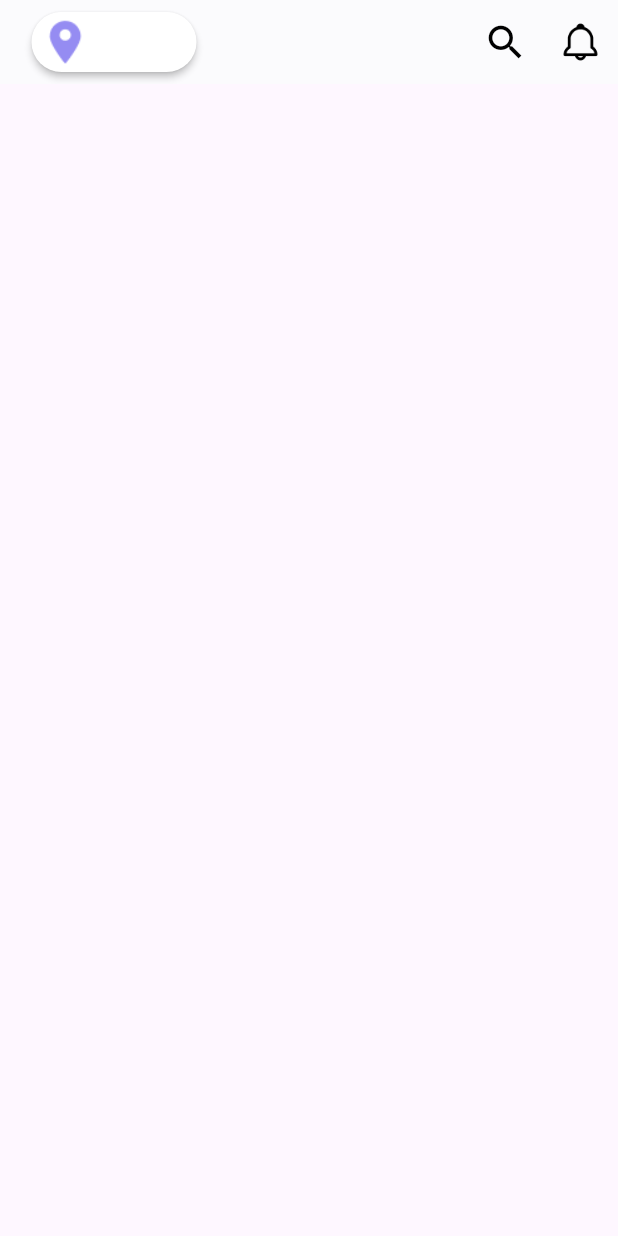
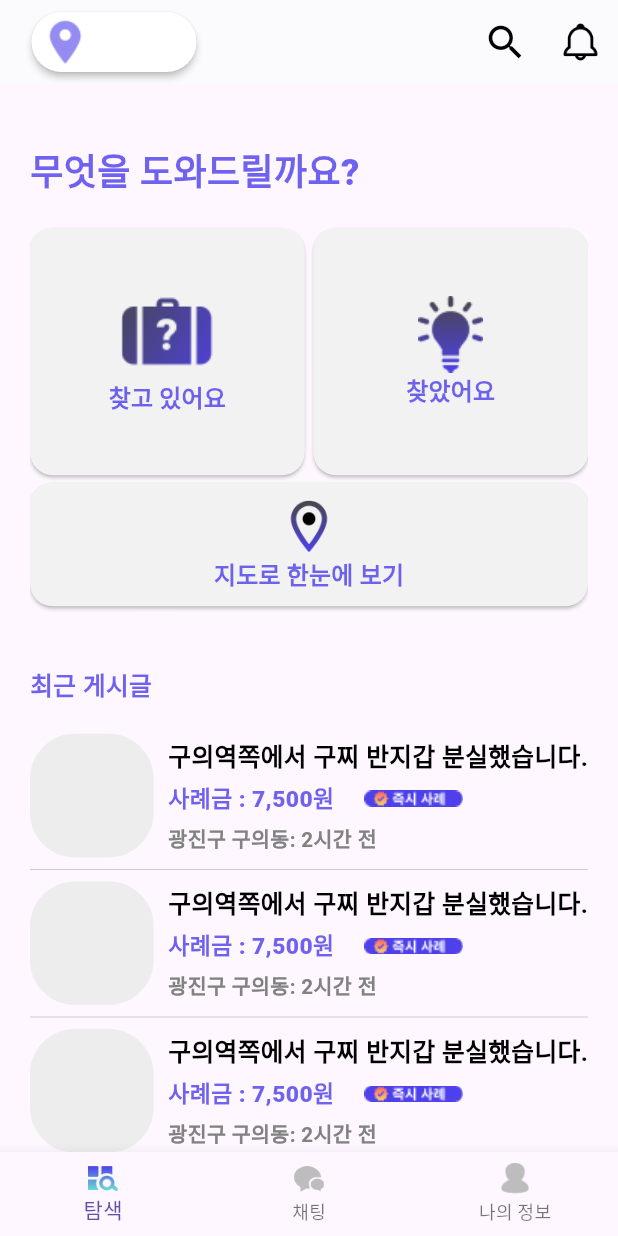
Before and after one commit to Kookutility/isHere-app-front, a Flutter app: the screen it shows after launch, on a phone screen of 412 x 824 dp. Run offline on Flutter 3.47's test engine with Material 3 defaults, Android fonts, the phone set to English and light mode, and no system bars; our stand-ins replace carousel_slider, percent_indicator; missing offline and left inert: flutter_naver_map; Roboto replaces fonts that are missing (Pretendard-ExtraBold).

Commit message:
2024/01/04
주소 검색, 지도 마커, 게시판

```diff
--- a/lib/common/basic_layout.dart
+++ b/lib/common/basic_layout.dart
@@ -20,7 +20,7 @@ class MainLayout extends StatelessWidget {
         backgroundColor: Colors.white,
         appBar: appBar,
         body: SafeArea(
-          child: SingleChildScrollView(
+          child: SingleChildScrollView(//스크롤 적용
             physics: ClampingScrollPhysics(), // 파란색 바운스 효과 제거
             child: Column(
               mainAxisAlignment: MainAxisAlignment.spaceEvenly,
--- a/lib/main_screens/init_screen.dart
+++ b/lib/main_screens/init_screen.dart
@@ -2,7 +2,6 @@ import 'package:flutter/material.dart';
 import 'package:petdemo/common/app_bar.dart';
 import 'package:petdemo/const/address.dart';
 import 'package:petdemo/main_screens/chat_screen.dart';
-import 'package:petdemo/main_screens/common/bottom_nav_design.dart';
 import 'package:petdemo/main_screens/my_screen.dart';
 import 'package:petdemo/main_screens/search_screen.dart';
 
@@ -57,7 +56,6 @@ class _BottomBarState extends State<BottomBar> {
         currentLocation: "현재 위치",// 현재 위치를 표시할 텍스트
         showButton: selectedIndex == 0,// init_screen에서만 현재위치버튼이 활성화
         ),
-      ),
       bottomNavigationBar: BottomNavigationBar(
         currentIndex: selectedIndex,
         onTap: (index) {
--- a/lib/main_screens/search_screen.dart
+++ b/lib/main_screens/search_screen.dart
@@ -0,0 +1,199 @@
+import 'package:flutter/material.dart';
+import 'package:petdemo/const/address.dart';
+import 'package:petdemo/main_screens/widget_model/post_model.dart';
+
+class SearchScreen extends StatelessWidget {
+  const SearchScreen({Key? key}) : super(key: key);
+
+  @override
+  Widget build(BuildContext context) {
+    return Scaffold(
+      body: SizedBox(
+        width: MediaQuery.of(context).size.width,
+        height: MediaQuery.of(context).size.height,
+        child: Padding(
+          padding: EdgeInsets.symmetric(horizontal: 20),
+          child: SingleChildScrollView(
+            child: Column(
+              crossAxisAlignment: CrossAxisAlignment.start,
+              children: [
+                Column(
+                  crossAxisAlignment: CrossAxisAlignment.stretch,
+                  children: [
+                    SizedBox(height: 40),
+                    Text(
+                      '무엇을 도와드릴까요?',
+                      style: TextStyle(
+                        fontFamily: 'Pretendard-ExtraBold',
+                        fontWeight: FontWeight.w800,
+                        fontSize: 24,
+                        color: Color.fromRGBO(78, 64, 234, 0.81),
+                      ),
+                    ),
+                    SizedBox(height: 20),
+                    Row(
+                      mainAxisAlignment: MainAxisAlignment.spaceBetween,
+                      children: [
+                        SizedBox(
+                          height: MediaQuery.of(context).size.height / 5,
+                          width: MediaQuery.of(context).size.width * 4 / 9,
+                          child: ElevatedButton(
+                            onPressed: () {
+                              Navigator.of(context)
+                                  .pushNamed(searchLookingScreen);
+                            },
+                            style: ElevatedButton.styleFrom(
+                              backgroundColor: Color.fromRGBO(242, 242, 242, 1),
+                              shape: RoundedRectangleBorder(
+                                borderRadius: BorderRadius.circular(15.0),
+                              ),
+                            ),
+                            child: Column(
+                              mainAxisAlignment: MainAxisAlignment.center,
+                              children: [
+                                Image.asset(
+                                  'assets/icons/lost_gradation.png',
+                                ),
+                                Text(
+                                  '찾고 있어요',
+                                  style: TextStyle(
+                                    fontFamily: 'Pretendard-ExtraBold',
+                                    fontWeight: FontWeight.bold,
+                                    fontSize: 16,
+                                    color: Color.fromRGBO(78, 64, 234, 0.81),
+                                  ),
+                                ),
+                              ],
+                            ),
+                          ),
+                        ),
+                        SizedBox(
+                          height: MediaQuery.of(context).size.height / 5,
+                          width: MediaQuery.of(context).size.width * 4 / 9,
+                          child: ElevatedButton(
+                            onPressed: () {
+                              Navigator.of(context)
+                                  .pushNamed(searchFoundScreen);
+                            },
+                            style: ElevatedButton.styleFrom(
+                              backgroundColor: Color.fromRGBO(242, 242, 242, 1),
+                              shape: RoundedRectangleBorder(
+                                borderRadius: BorderRadius.circular(15.0),
+                              ),
+                            ),
+                            child: Column(
+                              mainAxisAlignment: MainAxisAlignment.center,
+                              children: [
+                                Image.asset(
+                                  'assets/icons/found_gradation.png',
+                                ),
+                                Text(
+                                  '찾았어요',
+                                  style: TextStyle(
+                                    fontFamily: 'Pretendard-ExtraBold',
+                                    fontWeight: FontWeight.w800,
+                                    fontSize: 16,
+                                    color: Color.fromRGBO(78, 64, 234, 0.81),
+                                  ),
+                                ),
+                              ],
+                            ),
+                          ),
+                        ),
+                      ],
+                    ),
+                    SizedBox(height: 5),
+                    SizedBox(
+                      height: MediaQuery.of(context).size.height / 10,
+                      width: MediaQuery.of(context).size.width,
+                      child: ElevatedButton(
+                        onPressed: () {
+                          Navigator.of(context).pushNamed(mapScreen);
+                        },
+                        style: ElevatedButton.styleFrom(
+                          backgroundColor: Color.fromRGBO(242, 242, 242, 1),
+                          shape: RoundedRectangleBorder(
+                            borderRadius: BorderRadius.circular(15.0),
+                          ),
+                        ),
+                        child: Column(
+                          mainAxisAlignment: MainAxisAlignment.center,
+                          children: [
+                            Flexible(
+                              flex: 1,
+                              child: Image.asset(
+                                'assets/icons/location_dot_gradation.png',
+                                width: MediaQuery.of(context).size.width / 10,
+                              ),
+                            ),
+                            Text(
+                              '지도로 한눈에 보기',
+                              style: TextStyle(
+                                fontFamily: 'Pretendard-ExtraBold',
+                                fontWeight: FontWeight.w800,
+                                fontSize: 16,
+                                color: Color.fromRGBO(78, 64, 234, 0.81),
+                              ),
+                            ),
+                          ],
+                        ),
+                      ),
+                    ),
+                  ],
+                ),
+                Column(
+                  crossAxisAlignment: CrossAxisAlignment.start,
+                  children: [
+                    SizedBox(
+                      height: 40,
+                    ),
+                    Text(
+                      '최근 게시글',
+                      style: TextStyle(
+                        fontFamily: 'Pretendard-ExtraBold',
+                        fontWeight: FontWeight.w800,
+                        fontSize: MediaQuery.of(context).size.width / 25,
+                        color: Color.fromRGBO(78, 64, 234, 0.81),
+                      ),
+                    ),
+                    SizedBox(
+                      height: 20,
+                    ),
+                    Row(
+                      children: [
+                        Expanded(
+                          child: ListView.separated(
+                            shrinkWrap: true,
+                            physics: NeverScrollableScrollPhysics(),
+                            itemCount: 10,
+                            itemBuilder: (buildContext, item) {
+                              return GestureDetector(
+                                onTap: () {
+                                  Navigator.of(context).pushNamed(
+                                    postDetailWidget,
+                                    arguments: item,
+                                  );
+                                },
+                                child: PostModel(),
+                              );
+                            },
+                            separatorBuilder: (buildContext, item) {
+                              return Divider(
+                                color: Color.fromRGBO(189, 189, 189, 1),
+                                thickness: 0.5,
+                              );
+                            },
+                          ),
+                        ),
+                      ],
+                    ),
+                  ],
+                ),
+              ],
+            ),
+          ),
+        ),
+      ),
+    );
+  }
+}
```
Also changed, not shown: lib/main_screens/search/area_search_screen.dart (+7 -6 lines), lib/main_screens/search_found_screen.dart (+111 -0 lines), lib/main_screens/search_looking_screen.dart (+112 -0 lines), pubspec.lock, 1 other file.
